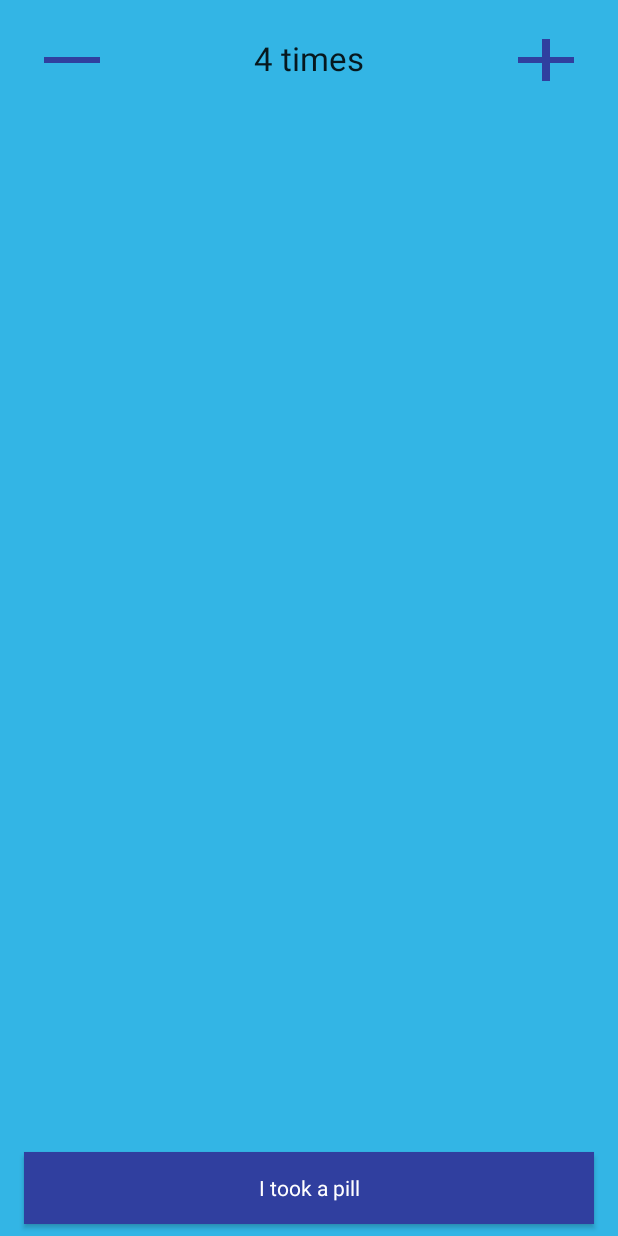
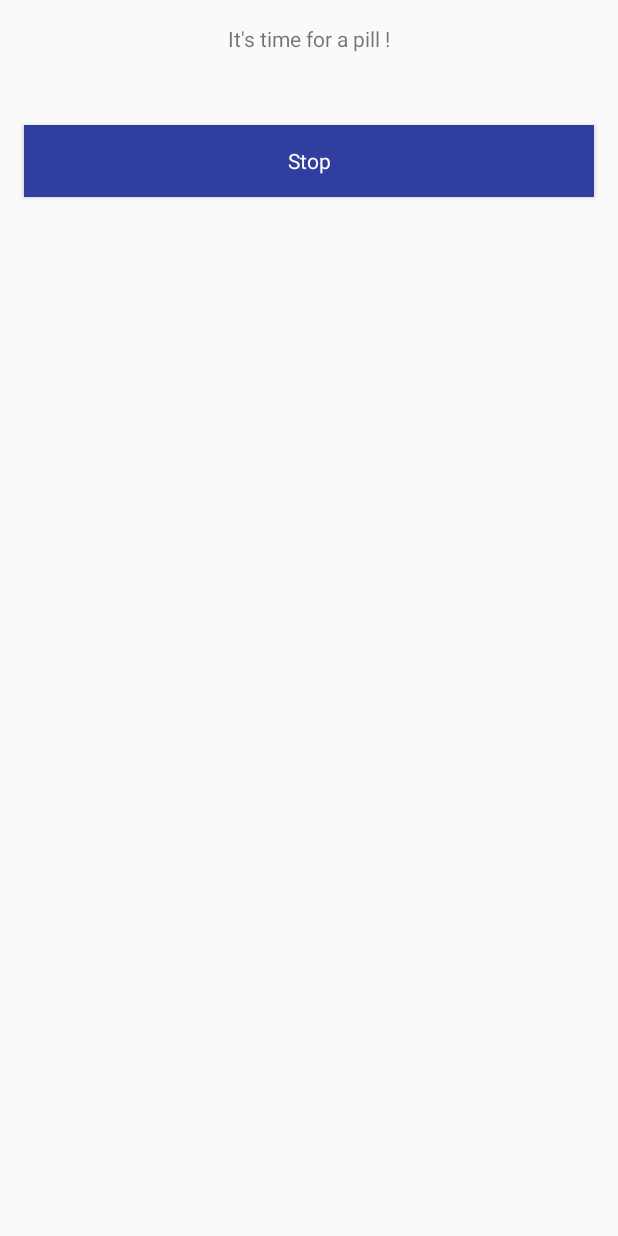
Before and after one commit to gouegd/mamas-pills, an Android app: the screen it shows after launch (TimerActivity before the commit, RingingActivity after it), on a phone screen of 412 x 824 dp. Run offline under Robolectric (Android 15) with nearby library versions, the phone set to English and light mode, and no system bars.

Commit message:
UI simplifiction and new activity that shows on alarm with alarm ring

```diff
--- /dev/null
+++ b/app/src/main/java/pinkpukeko/mamaspills/RingingActivity.kt
@@ -0,0 +1,33 @@
+package pinkpukeko.mamaspills
+
+import android.media.Ringtone
+import android.media.RingtoneManager
+import android.os.Bundle
+import android.support.v7.app.AppCompatActivity
+import kotlinx.android.synthetic.main.activity_ringing.*
+
+
+
+
+
+class RingingActivity : AppCompatActivity() {
+
+    private val alarmURI = RingtoneManager.getDefaultUri(RingtoneManager.TYPE_ALARM)
+    private var ringtone: Ringtone? = null
+
+    override fun onCreate(savedInstanceState: Bundle?) {
+        super.onCreate(savedInstanceState)
+
+        setContentView(R.layout.activity_ringing)
+
+        ringtone = RingtoneManager.getRingtone(applicationContext, alarmURI)
+        ringtone?.play()
+
+        buttonStop.setOnClickListener { _ -> this.finish() }
+    }
+
+    override fun onDestroy() {
+        ringtone?.stop()
+        super.onDestroy()
+    }
+}
--- a/app/src/main/java/pinkpukeko/mamaspills/TimerActivity.kt
+++ b/app/src/main/java/pinkpukeko/mamaspills/TimerActivity.kt
@@ -19,7 +19,6 @@ class TimerActivity : AppCompatActivity() {
         val nowSeconds: Long
             get() = Calendar.getInstance().timeInMillis / 1000
 
-        const val PILLS_PER_DAY = 4
         const val ALARM_ACTION = "pinkpukeko.mamaspills.ALARM"
 
     }
@@ -30,16 +29,16 @@ class TimerActivity : AppCompatActivity() {
 
     private val broadCastReceiver = object : BroadcastReceiver() {
         override fun onReceive(context: Context, intent: Intent) {
-
             NotificationUtil.showTimerExpired(context)
 
             timerState = TimerState.Stopped
             rerender()
 
-//            when (intent?.action) {
-//                BROADCAST_DEFAULT_ALBUM_CHANGED -> handleAlbumChanged()
-//                BROADCAST_CHANGE_TYPE_CHANGED -> handleChangeTypeChanged()
-//            }
+            // put the RingingActivity on the screen
+            val intent = Intent(context, RingingActivity::class.java)
+            intent.flags = Intent.FLAG_ACTIVITY_NEW_TASK
+            context.startActivity(intent)
+
         }
     }
 
@@ -70,7 +69,7 @@ class TimerActivity : AppCompatActivity() {
     private val preferences: SharedPreferences get() = PreferenceManager.getDefaultSharedPreferences(this)
     private var pillsTaken: PillsTaken? = null
 
-    private val secondsRemaining: Long = 10
+    private val secondsRemaining: Long = 5 // 5 sec
 
     override fun onCreate(savedInstanceState: Bundle?) {
         super.onCreate(savedInstanceState)
@@ -97,18 +96,18 @@ class TimerActivity : AppCompatActivity() {
             // record pill
             pillsTaken?.add(TimerActivity.nowSeconds)
             // replace or cancel ongoing timer
-            if (pillsTaken?.size ?: 0 < PILLS_PER_DAY) {
+//            if (pillsTaken?.size ?: 0 < MAX_PILLS_PER_DAY) {
                 // start new timer for next alarm
                 setAlarm(this, secondsRemaining)
-            } else {
-                removeAlarm(this)
-            }
+//            } else {
+//                removeAlarm(this)
+//            }
             // change UI
             rerender()
         }
 
         buttonPillClear.setOnClickListener { _ ->
-            // record pill
+            // clear the pills record
             pillsTaken?.clear()
             // stop any ongoing timer
             removeAlarm(this)
@@ -152,21 +151,27 @@ class TimerActivity : AppCompatActivity() {
             // 2.a alarm ongoing ? show 'take early'
             timerState == TimerState.Running -> {
                 buttonEarlyPill.visibility = View.VISIBLE
-                buttonPillTaken.visibility = View.INVISIBLE
-                buttonPillClear.visibility = View.INVISIBLE
+                buttonPillTaken.visibility = View.GONE
+//                buttonPillClear.visibility = View.INVISIBLE
             }
             // 2.b or enough pills taken ? show 'clear'
-            pillsTaken?.size  ?: 0 >= PILLS_PER_DAY -> {
-                buttonEarlyPill.visibility = View.INVISIBLE
-                buttonPillTaken.visibility = View.INVISIBLE
-                buttonPillClear.visibility = View.VISIBLE
-            }
+//            pillsTaken?.size ?: 0 >= MAX_PILLS_PER_DAY -> {
+//                buttonEarlyPill.visibility = View.INVISIBLE
+//                buttonPillTaken.visibility = View.INVISIBLE
+////                buttonPillClear.visibility = View.VISIBLE
+//            }
             // 2.c otherwise show 'take Nth pill'
             else -> {
-                buttonEarlyPill.visibility = View.INVISIBLE
+                buttonEarlyPill.visibility = View.GONE
                 buttonPillTaken.visibility = View.VISIBLE
-                buttonPillClear.visibility = View.INVISIBLE
+//                buttonPillClear.visibility = View.INVISIBLE
             }
+        }
+
+        if (pillsTaken?.size ?: 0 > 0) {
+            buttonPillClear.visibility = View.VISIBLE
+        } else {
+            buttonPillClear.visibility = View.GONE
         }
     }
 
--- a/app/src/main/java/pinkpukeko/mamaspills/TimerFragment.kt
+++ /dev/null
@@ -1,40 +0,0 @@
-package pinkpukeko.mamaspills
-
-import android.os.Bundle
-import android.support.v4.app.Fragment
-import android.view.ViewGroup
-import android.view.LayoutInflater
-import android.view.View
-import kotlinx.android.synthetic.main.fragment_main.*
-
-class TimerFragment : Fragment() {
-    private var timesToRemind: Int = 4
-
-    override fun onCreateView(inflater: LayoutInflater?, container: ViewGroup?, savedInstanceState: Bundle?): View? {
-        // Do not recreate the fragment on config change (i.e. device rotation)
-        this.retainInstance = true
-
-        // Inflate the layout for this fragment
-        return inflater?.inflate(R.layout.fragment_main, container, false)
-    }
-
-    override fun onViewCreated(view: View?, savedInstanceState: Bundle?) {
-        super.onViewCreated(view, savedInstanceState)
-
-        updateTimesText()
-        buttonPlus.setOnClickListener { _ -> timesToRemind++; updateTimesText() }
-        buttonMinus.setOnClickListener { _ ->
-            if (timesToRemind > 1) {
-                timesToRemind--; updateTimesText()
-            }
-        }
-    }
-
-    private fun updateTimesText() {
-        textTimes.text = resources.getQuantityString(
-                R.plurals.numberOfTimesRemaining,
-                timesToRemind,
-                timesToRemind
-        )
-    }
-}
--- a/app/src/main/java/pinkpukeko/mamaspills/util/NotificationUtil.kt
+++ b/app/src/main/java/pinkpukeko/mamaspills/util/NotificationUtil.kt
@@ -53,7 +53,7 @@ class NotificationUtil {
 
             val nBuilder = getBasicNotificationBuilder(context, CHANNEL_ID, 0)
             nBuilder.setContentTitle("Next pill alarm at ${df.format(Date(wakeUpTime))}")
-                    .setContentText("Let me know if you take earlier :)")
+                    .setContentText("Let me know if you take it earlier :)")
                     .setContentIntent(getPendingIntentWithStack(context, TimerActivity::class.java))
                     .setOngoing(true)
 //                    .addAction(R.drawable.ic_stop, "Stop", stopPendingIntent)
--- a/app/src/main/java/pinkpukeko/mamaspills/util/PrefUtil.kt
+++ b/app/src/main/java/pinkpukeko/mamaspills/util/PrefUtil.kt
@@ -11,8 +11,9 @@ class PrefUtil {
         fun getPillsTaken(preferences: SharedPreferences): List<Long> {
             val pills = preferences.getString(PILLSTAKEN_STATE_ID, "")
             val oneDayAgo = TimerActivity.nowSeconds - 24 * 60 * 60
+            return pills.split(",").filter{ t -> t.isNotBlank() }.map { t -> t.toLong() }
             // keep only events of less than a day ago
-            return pills.split(",").filter{ t -> t.isNotBlank() }.map { t -> t.toLong() }.filter{ t -> t > oneDayAgo }
+                    //.filter{ t -> t > oneDayAgo }
         }
 
         fun setPillsTaken(pillsTaken: MutableList<Long>, preferences: SharedPreferences) {
--- a/app/src/main/res/layout/activity_main.xml
+++ b/app/src/main/res/layout/activity_main.xml
@@ -1,10 +1,71 @@
 <?xml version="1.0" encoding="utf-8"?>
-<android.support.design.widget.CoordinatorLayout xmlns:android="http://schemas.android.com/apk/res/android"
+
+<android.support.design.widget.CoordinatorLayout
+    xmlns:android="http://schemas.android.com/apk/res/android"
     xmlns:app="http://schemas.android.com/apk/res-auto"
     xmlns:tools="http://schemas.android.com/tools"
     android:layout_width="match_parent"
     android:layout_height="match_parent"
     tools:context="pinkpukeko.mamaspills.TimerActivity">
+
+    <LinearLayout
+        android:layout_width="match_parent"
+        android:layout_height="match_parent"
+        android:orientation="vertical">
+
+        <TextView
+            android:id="@+id/pillsTakenTextArea"
+            android:layout_width="match_parent"
+            android:layout_height="wrap_content"
+            android:layout_marginBottom="16dp"
+            android:layout_marginEnd="16dp"
+            android:layout_marginStart="16dp"
+            android:layout_marginTop="16dp"
+            android:paddingBottom="32dp"
+            android:textAlignment="center" />
+
+        <Button
+            android:id="@+id/buttonPillTaken"
+            style="@android:style/Widget.Material.Button"
+            android:layout_width="match_parent"
+            android:layout_height="wrap_content"
+            android:layout_marginBottom="8dp"
+            android:layout_marginEnd="16dp"
+            android:layout_marginStart="16dp"
+            android:background="@color/colorPrimaryDark"
+            android:text="@string/pillTaken"
+            android:textAppearance="@android:style/TextAppearance.Material.Inverse" />
+
+        <Button
+            android:id="@+id/buttonEarlyPill"
+            style="@android:style/Widget.Material.Button"
+            android:layout_width="match_parent"
+            android:layout_height="wrap_content"
+            android:layout_marginBottom="8dp"
+            android:layout_marginEnd="16dp"
+            android:layout_marginStart="16dp"
+            android:background="@color/colorAccent"
+            android:paddingLeft="@dimen/fab_margin"
+            android:paddingRight="@dimen/fab_margin"
+            android:text="@string/earlyPill"
+            android:textAppearance="@android:style/TextAppearance.Material.Inverse" />
+
+        <Button
+            android:id="@+id/buttonPillClear"
+            style="@android:style/Widget.Material.Button"
+            android:layout_width="wrap_content"
+            android:layout_height="wrap_content"
+            android:layout_marginBottom="8dp"
+            android:layout_marginEnd="16dp"
+            android:layout_marginStart="16dp"
+            android:background="@android:color/holo_red_light"
+            android:paddingLeft="@dimen/fab_margin"
+            android:paddingRight="@dimen/fab_margin"
+            android:text="@string/clear"
+            android:textAppearance="@android:style/TextAppearance.Material.Inverse" />
+
+
+    </LinearLayout>
 
     <!--<android.support.design.widget.AppBarLayout-->
         <!--android:layout_width="match_parent"-->
@@ -20,11 +81,11 @@
 
     <!--</android.support.design.widget.AppBarLayout>-->
 
-    <fragment
-        android:id="@+id/fragment_main"
-        android:name="pinkpukeko.mamaspills.TimerFragment"
-        android:layout_width="match_parent"
-        android:layout_height="match_parent" />
+    <!--<fragment-->
+        <!--android:id="@+id/fragment_main"-->
+        <!--android:name="pinkpukeko.mamaspills.TimerFragment"-->
+        <!--android:layout_width="match_parent"-->
+        <!--android:layout_height="match_parent" />-->
 
     <!--<fragment-->
         <!--android:id="@+id/fragment_ongoing"-->
@@ -34,64 +95,5 @@
         <!--app:layout_anchor="@id/fragment_main"-->
         <!--app:layout_anchorGravity="bottom|center_horizontal" />-->
 
-    <Button
-        android:id="@+id/buttonPillTaken"
-        style="@android:style/Widget.Material.Button"
-        android:layout_width="match_parent"
-        android:layout_height="wrap_content"
-        android:layout_marginBottom="8dp"
-        android:layout_marginEnd="16dp"
-        android:layout_marginStart="16dp"
-        android:background="@color/colorPrimaryDark"
-        android:text="@string/pillTaken"
-        android:textAppearance="@android:style/TextAppearance.Material.Inverse"
-        app:layout_anchor="@id/fragment_main"
-        app:layout_anchorGravity="bottom|center_horizontal" />
-
-    <Button
-        android:id="@+id/buttonEarlyPill"
-        style="@android:style/Widget.Material.Button"
-        android:layout_width="wrap_content"
-        android:layout_height="wrap_content"
-        android:layout_marginBottom="8dp"
-        android:layout_marginEnd="16dp"
-        android:layout_marginStart="16dp"
-        android:background="@color/colorAccent"
-        android:paddingLeft="@dimen/fab_margin"
-        android:paddingRight="@dimen/fab_margin"
-        android:text="@string/earlyPill"
-        android:textAppearance="@android:style/TextAppearance.Material.Inverse"
-        app:layout_anchor="@id/fragment_main"
-        app:layout_anchorGravity="bottom|center_horizontal" />
-
-    <Button
-        android:id="@+id/buttonPillClear"
-        style="@android:style/Widget.Material.Button"
-        android:layout_width="wrap_content"
-        android:layout_height="wrap_content"
-        android:layout_marginBottom="8dp"
-        android:layout_marginEnd="16dp"
-        android:layout_marginStart="16dp"
-        android:background="@android:color/holo_red_light"
-        android:paddingLeft="@dimen/fab_margin"
-        android:paddingRight="@dimen/fab_margin"
-        android:text="@string/clear"
-        android:textAppearance="@android:style/TextAppearance.Material.Inverse"
-        app:layout_anchor="@id/fragment_main"
-        app:layout_anchorGravity="bottom|center_horizontal" />
-
-    <TextView
-        android:id="@+id/pillsTakenTextArea"
-        android:layout_width="wrap_content"
-        android:layout_height="wrap_content"
-        android:layout_marginBottom="16dp"
-        android:layout_marginEnd="16dp"
-        android:layout_marginStart="16dp"
-        android:layout_marginTop="16dp"
-        android:paddingBottom="32dp"
-        android:text="TextView"
-        app:layout_anchor="@id/fragment_main"
-        app:layout_anchorGravity="center" />
-
 
 </android.support.design.widget.CoordinatorLayout>
--- /dev/null
+++ b/app/src/main/res/layout/activity_ringing.xml
@@ -0,0 +1,40 @@
+<?xml version="1.0" encoding="utf-8"?>
+
+<android.support.design.widget.CoordinatorLayout
+    xmlns:android="http://schemas.android.com/apk/res/android"
+    xmlns:tools="http://schemas.android.com/tools"
+    android:layout_width="match_parent"
+    android:layout_height="match_parent"
+    tools:context="pinkpukeko.mamaspills.RingingActivity">
+
+    <LinearLayout
+        android:layout_width="match_parent"
+        android:layout_height="match_parent"
+        android:orientation="vertical">
+
+        <TextView
+            android:layout_width="match_parent"
+            android:layout_height="wrap_content"
+            android:layout_marginBottom="16dp"
+            android:layout_marginEnd="16dp"
+            android:layout_marginStart="16dp"
+            android:layout_marginTop="16dp"
+            android:paddingBottom="32dp"
+            android:text="@string/pillTimeText"
+            android:textAlignment="center" />
+
+        <Button
+            android:id="@+id/buttonStop"
+            style="@android:style/Widget.Material.Button"
+            android:layout_width="match_parent"
+            android:layout_height="wrap_content"
+            android:layout_marginBottom="8dp"
+            android:layout_marginEnd="16dp"
+            android:layout_marginStart="16dp"
+            android:background="@color/colorPrimaryDark"
+            android:text="@string/stop"
+            android:textAppearance="@android:style/TextAppearance.Material.Inverse" />
+
+    </LinearLayout>
+
+</android.support.design.widget.CoordinatorLayout>
--- a/app/src/main/res/values/strings.xml
+++ b/app/src/main/res/values/strings.xml
@@ -3,10 +3,11 @@
     <string name="action_settings">Settings</string>
     <string name="stop">Stop</string>
     <string name="start">Start</string>
-    <string name="pillTaken">I took a pill</string>
-    <string name="earlyPill">I took a pill early</string>
-    <string name="clear">Clear</string>
+    <string name="pillTaken">Take a pill now</string>
+    <string name="earlyPill">Take a pill now, before the alarm</string>
+    <string name="clear">Stop all pill alarms, clear the record</string>
     <string name="pillTakenTime">Pill %d taken at %s</string>
+    <string name="pillTimeText">It\'s time for a pill !</string>
     <plurals name="numberOfTimesRemaining">
         <item quantity="one">%d time</item>
         <item quantity="other">%d times</item>
```
Also changed, not shown: app/src/main/AndroidManifest.xml (+7 -12 lines).
